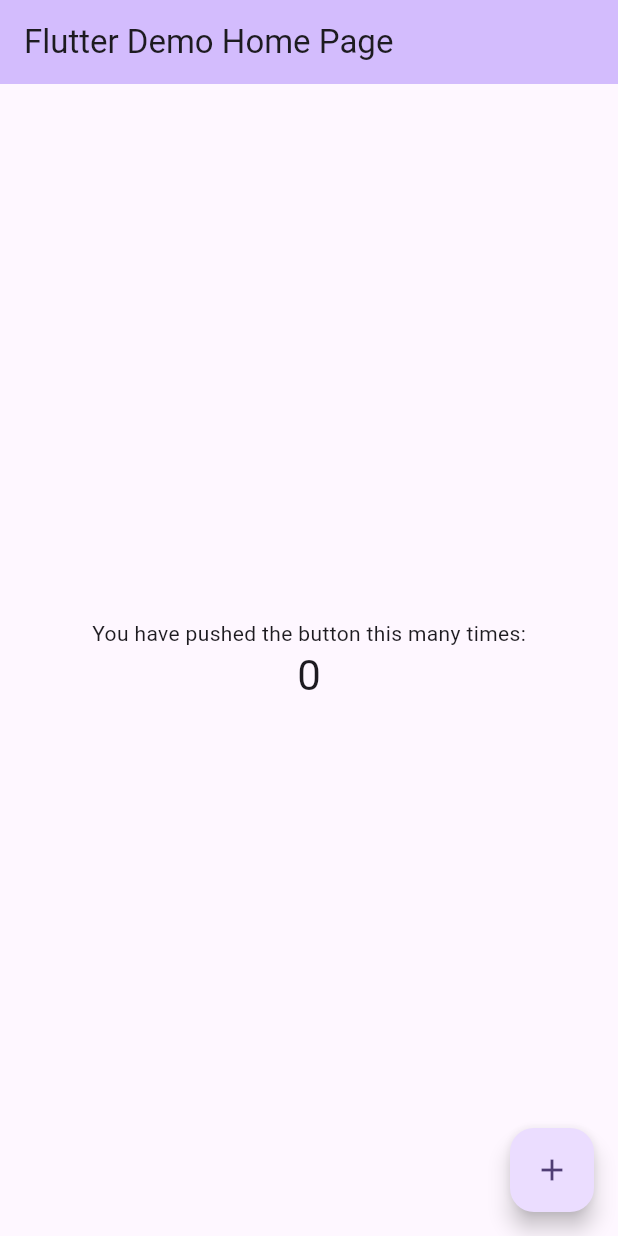
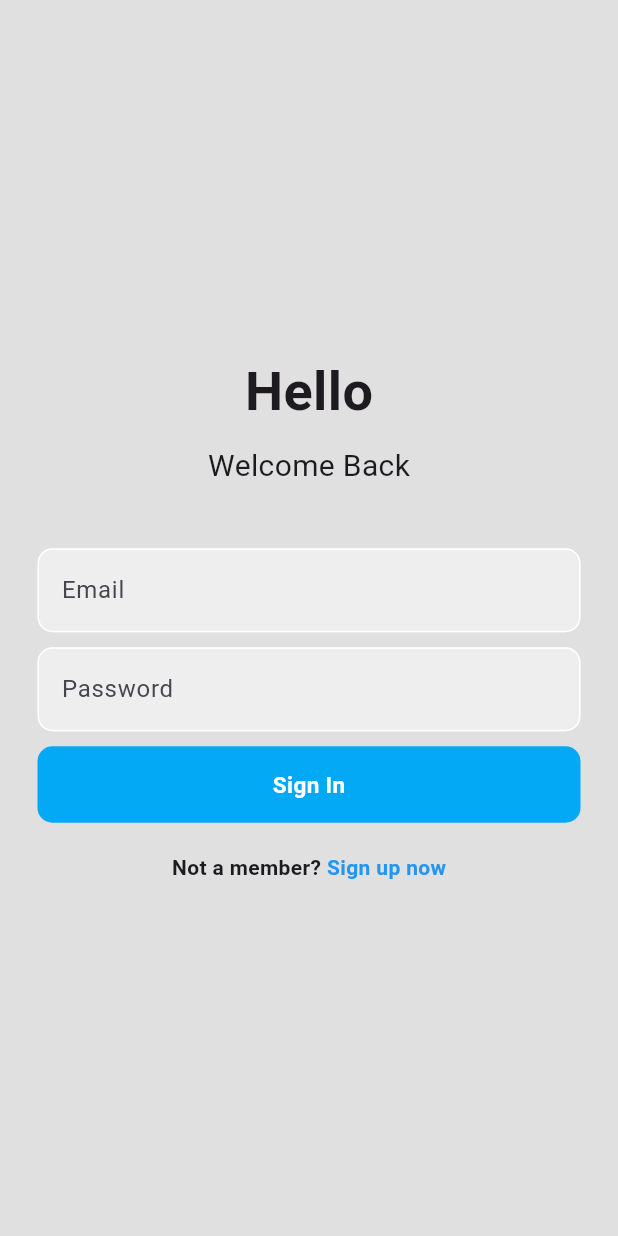
Before and after one commit to danielRoch/task_manager_project, a Flutter app: the screen it shows after launch, on a phone screen of 412 x 824 dp. Run offline on Flutter 3.47's test engine with Material 2 defaults, Android fonts, the phone set to English and light mode, and no system bars; our stand-ins replace firebase_auth, firebase_core; accounts and stored records are empty.

Commit message:
add login functionality with redirect

```diff
--- a/lib/main.dart
+++ b/lib/main.dart
@@ -1,125 +1,30 @@
 import 'package:flutter/material.dart';
+import 'package:firebase_core/firebase_core.dart';
+import 'package:task_manager_project/screens/main_screen.dart';
+import 'firebase_options.dart';
 
-void main() {
+void main() async {
+  WidgetsFlutterBinding.ensureInitialized();
+  await Firebase.initializeApp(
+    options: DefaultFirebaseOptions.currentPlatform,
+  );
+
   runApp(const MyApp());
 }
 
 class MyApp extends StatelessWidget {
   const MyApp({super.key});
 
-  // This widget is the root of your application.
   @override
   Widget build(BuildContext context) {
     return MaterialApp(
       title: 'Flutter Demo',
       theme: ThemeData(
-        // This is the theme of your application.
-        //
-        // TRY THIS: Try running your application with "flutter run". You'll see
-        // the application has a blue toolbar. Then, without quitting the app,
-        // try changing the seedColor in the colorScheme below to Colors.green
-        // and then invoke "hot reload" (save your changes or press the "hot
-        // reload" button in a Flutter-supported IDE, or press "r" if you used
-        // the command line to start the app).
-        //
-        // Notice that the counter didn't reset back to zero; the application
-        // state is not lost during the reload. To reset the state, use hot
-        // restart instead.
-        //
-        // This works for code too, not just values: Most code changes can be
-        // tested with just a hot reload.
-        colorScheme: ColorScheme.fromSeed(seedColor: Colors.deepPurple),
+        primarySwatch: Colors.blue,
+        visualDensity: VisualDensity.adaptivePlatformDensity,
         useMaterial3: true,
       ),
-      home: const MyHomePage(title: 'Flutter Demo Home Page'),
+      home: const MainScreen(),
     );
   }
 }
-
-class MyHomePage extends StatefulWidget {
-  const MyHomePage({super.key, required this.title});
-
-  // This widget is the home page of your application. It is stateful, meaning
-  // that it has a State object (defined below) that contains fields that affect
-  // how it looks.
-
-  // This class is the configuration for the state. It holds the values (in this
-  // case the title) provided by the parent (in this case the App widget) and
-  // used by the build method of the State. Fields in a Widget subclass are
-  // always marked "final".
-
-  final String title;
-
-  @override
-  State<MyHomePage> createState() => _MyHomePageState();
-}
-
-class _MyHomePageState extends State<MyHomePage> {
-  int _counter = 0;
-
-  void _incrementCounter() {
-    setState(() {
-      // This call to setState tells the Flutter framework that something has
-      // changed in this State, which causes it to rerun the build method below
-      // so that the display can reflect the updated values. If we changed
-      // _counter without calling setState(), then the build method would not be
-      // called again, and so nothing would appear to happen.
-      _counter++;
-    });
-  }
-
-  @override
-  Widget build(BuildContext context) {
-    // This method is rerun every time setState is called, for instance as done
-    // by the _incrementCounter method above.
-    //
-    // The Flutter framework has been optimized to make rerunning build methods
-    // fast, so that you can just rebuild anything that needs updating rather
-    // than having to individually change instances of widgets.
-    return Scaffold(
-      appBar: AppBar(
-        // TRY THIS: Try changing the color here to a specific color (to
-        // Colors.amber, perhaps?) and trigger a hot reload to see the AppBar
-        // change color while the other colors stay the same.
-        backgroundColor: Theme.of(context).colorScheme.inversePrimary,
-        // Here we take the value from the MyHomePage object that was created by
-        // the App.build method, and use it to set our appbar title.
-        title: Text(widget.title),
-      ),
-      body: Center(
-        // Center is a layout widget. It takes a single child and positions it
-        // in the middle of the parent.
-        child: Column(
-          // Column is also a layout widget. It takes a list of children and
-          // arranges them vertically. By default, it sizes itself to fit its
-          // children horizontally, and tries to be as tall as its parent.
-          //
-          // Column has various properties to control how it sizes itself and
-          // how it positions its children. Here we use mainAxisAlignment to
-          // center the children vertically; the main axis here is the vertical
-          // axis because Columns are vertical (the cross axis would be
-          // horizontal).
-          //
-          // TRY THIS: Invoke "debug painting" (choose the "Toggle Debug Paint"
-          // action in the IDE, or press "p" in the console), to see the
-          // wireframe for each widget.
-          mainAxisAlignment: MainAxisAlignment.center,
-          children: <Widget>[
-            const Text(
-              'You have pushed the button this many times:',
-            ),
-            Text(
-              '$_counter',
-              style: Theme.of(context).textTheme.headlineMedium,
-            ),
-          ],
-        ),
-      ),
-      floatingActionButton: FloatingActionButton(
-        onPressed: _incrementCounter,
-        tooltip: 'Increment',
-        child: const Icon(Icons.add),
-      ), // This trailing comma makes auto-formatting nicer for build methods.
-    );
-  }
-}
--- /dev/null
+++ b/lib/screens/login_screen.dart
@@ -0,0 +1,157 @@
+import 'package:flutter/material.dart';
+
+import '../auth.dart';
+
+class LoginScreen extends StatefulWidget {
+  const LoginScreen({super.key});
+
+  @override
+  State<LoginScreen> createState() => _LoginScreenState();
+}
+
+class _LoginScreenState extends State<LoginScreen> {
+  // Text Controllers
+  final _emailController = TextEditingController();
+  final _passwordController = TextEditingController();
+  final AuthService _auth = AuthService();
+
+  Future signIn() async {
+    await _auth.signInWithEmailAndPassword(
+      _emailController.text.trim(),
+      _passwordController.text.trim(),
+    );
+  }
+
+  @override
+  void dispose() {
+    _emailController.dispose();
+    _passwordController.dispose();
+    super.dispose();
+  }
+
+  @override
+  Widget build(BuildContext context) {
+    return Scaffold(
+        backgroundColor: Colors.grey[300],
+        body: SafeArea(
+          child: Center(
+            child: SingleChildScrollView(
+              child: Column(
+                mainAxisAlignment: MainAxisAlignment.center,
+                children: [
+                  const Text(
+                    'Hello',
+                    style: TextStyle(
+                      fontWeight: FontWeight.bold,
+                      fontSize: 36,
+                    ),
+                  ),
+                  const SizedBox(height: 10),
+                  const Text(
+                    'Welcome Back',
+                    style: TextStyle(
+                      fontSize: 20,
+                    ),
+                  ),
+                  const SizedBox(height: 40),
+
+                  // Email Input
+                  Padding(
+                    padding: const EdgeInsets.symmetric(horizontal: 25.0),
+                    child: TextField(
+                      controller: _emailController,
+                      decoration: InputDecoration(
+                        enabledBorder: OutlineInputBorder(
+                          borderSide: const BorderSide(color: Colors.white),
+                          borderRadius: BorderRadius.circular(10),
+                        ),
+                        focusedBorder: OutlineInputBorder(
+                          borderSide: const BorderSide(color: Colors.lightBlue),
+                          borderRadius: BorderRadius.circular(10),
+                        ),
+                        hintText: 'Email',
+                        fillColor: Colors.grey[200],
+                        filled: true,
+                      ),
+                    ),
+                  ),
+
+                  const SizedBox(height: 10),
+
+                  // Password Input
+                  Padding(
+                    padding: const EdgeInsets.symmetric(horizontal: 25.0),
+                    child: TextField(
+                      controller: _passwordController,
+                      obscureText: true,
+                      decoration: InputDecoration(
+                        enabledBorder: OutlineInputBorder(
+                          borderSide: const BorderSide(color: Colors.white),
+                          borderRadius: BorderRadius.circular(10),
+                        ),
+                        focusedBorder: OutlineInputBorder(
+                          borderSide: const BorderSide(color: Colors.lightBlue),
+                          borderRadius: BorderRadius.circular(10),
+                        ),
+                        hintText: 'Password',
+                        fillColor: Colors.grey[200],
+                        filled: true,
+                      ),
+                    ),
+                  ),
+
+                  const SizedBox(height: 10),
+
+                  // Sign In Button
+                  Padding(
+                    padding: const EdgeInsets.symmetric(horizontal: 25.0),
+                    child: GestureDetector(
+                      onTap: signIn,
+                      child: Container(
+                        padding: const EdgeInsets.all(15.0),
+                        decoration: BoxDecoration(
+                          color: Colors.lightBlue,
+                          borderRadius: BorderRadius.circular(10),
+                        ),
+                        child: const Center(
+                          child: Text(
+                            'Sign In',
+                            style: TextStyle(
+                              color: Colors.white,
+                              fontWeight: FontWeight.bold,
+                              fontSize: 15,
+                            ),
+                          ),
+                        ),
+                      ),
+                    ),
+                  ),
+
+                  const SizedBox(height: 20),
+
+                  // Member?
+                  const Row(
+                    mainAxisAlignment: MainAxisAlignment.center,
+                    children: [
+                      Text(
+                        'Not a member? ',
+                        style: TextStyle(
+                          fontWeight: FontWeight.bold,
+                        ),
+                      ),
+                      Text(
+                        'Sign up now',
+                        style: TextStyle(
+                          color: Colors.blue,
+                          fontWeight: FontWeight.bold,
+                        ),
+                      ),
+                    ],
+                  )
+                ],
+              ),
+            ),
+          ),
+        ));
+  }
+}
--- /dev/null
+++ b/lib/screens/main_screen.dart
@@ -0,0 +1,21 @@
+import 'package:firebase_auth/firebase_auth.dart';
+import 'package:flutter/material.dart';
+import 'home_screen.dart';
+import 'login_screen.dart';
+
+class MainScreen extends StatelessWidget {
+  const MainScreen({super.key});
+
+  @override
+  Widget build(BuildContext context) {
+    return StreamBuilder<User?>(
+        stream: FirebaseAuth.instance.authStateChanges(),
+        builder: (context, snapshot) {
+          if (snapshot.hasData) {
+            return const HomeScreen();
+          } else {
+            return const LoginScreen();
+          }
+        });
+  }
+}
--- a/pubspec.yaml
+++ b/pubspec.yaml
@@ -35,6 +35,9 @@ dependencies:
   # The following adds the Cupertino Icons font to your application.
   # Use with the CupertinoIcons class for iOS style icons.
   cupertino_icons: ^1.0.2
+  firebase_core: ^2.14.0
+  firebase_auth: ^4.6.3
+  cloud_firestore: ^4.8.2
 
 dev_dependencies:
   flutter_test:
```
Also changed, not shown: lib/auth.dart (added, +40 -0 lines), lib/screens/home_screen.dart (added, +44 -0 lines), lib/firebase_options.dart (added), pubspec.lock, 6 other files.
